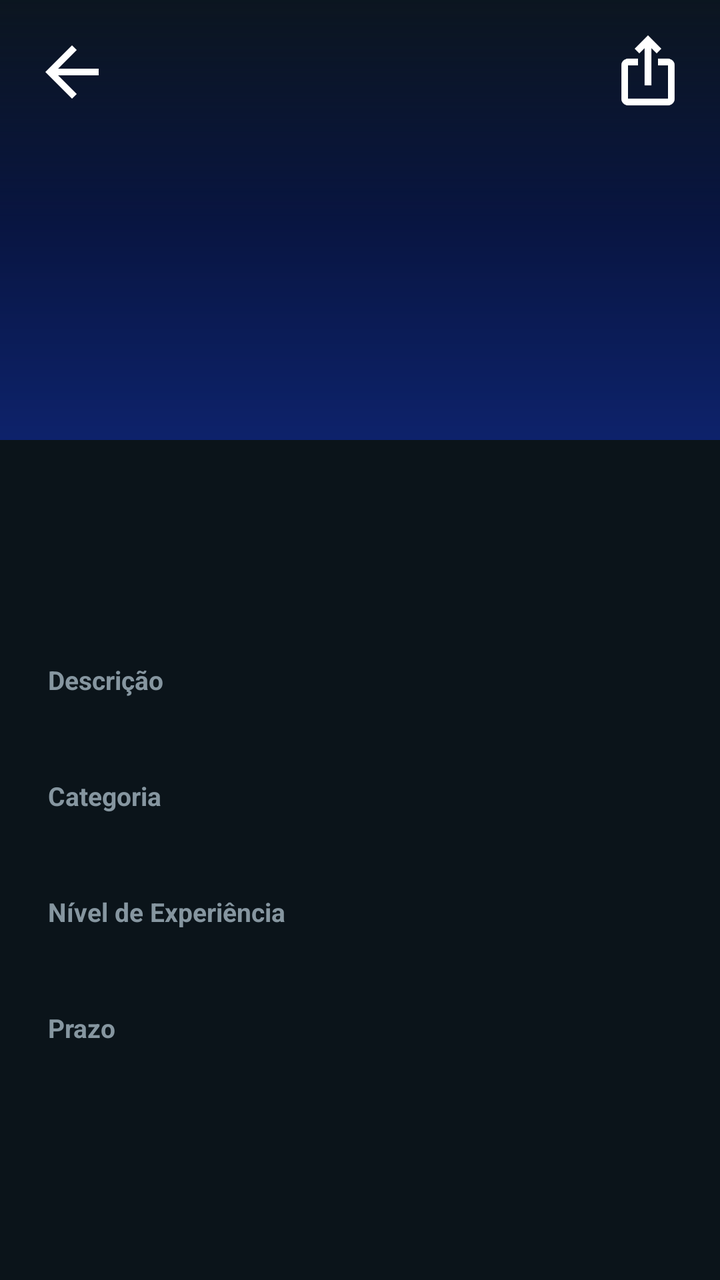
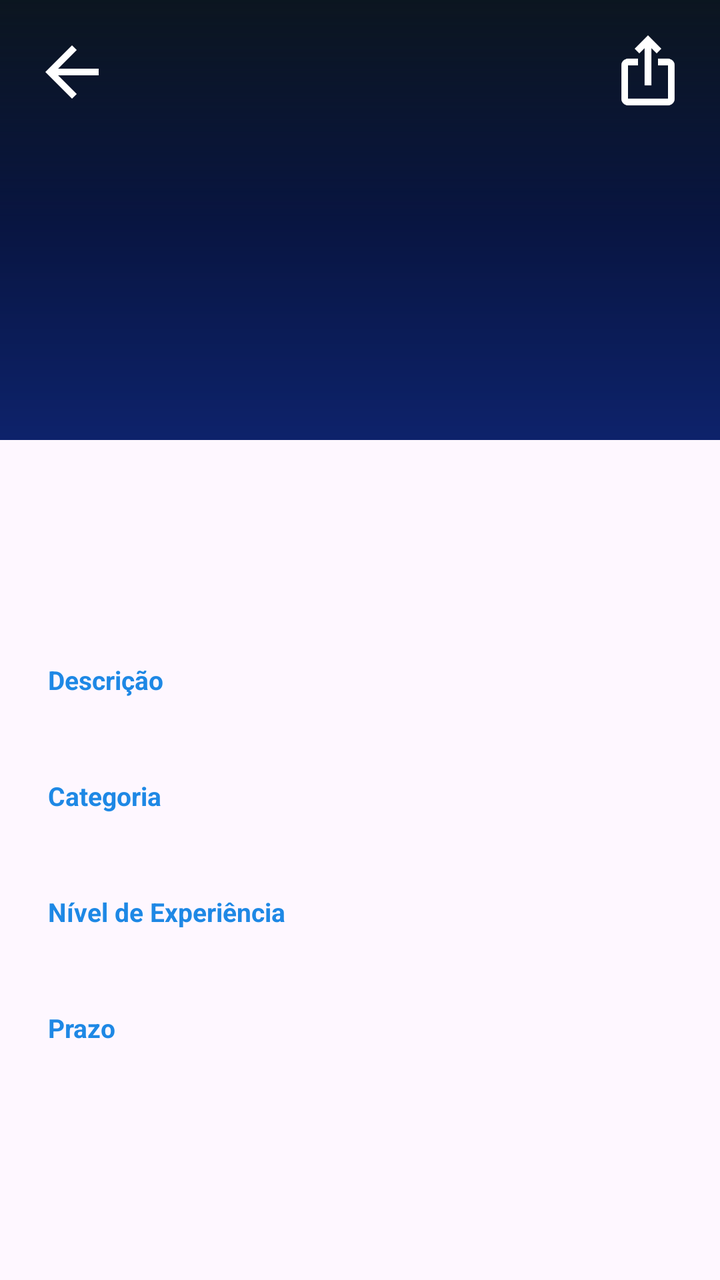

Screens rendered from an Android XML layout before and after an edit, with the pre-edit source and the edit as a unified diff.
<!-- AndroidManifest.xml: application theme Theme.PlataformaRemota -->
<!-- res/layout/activity_main2.xml -->
<?xml version="1.0" encoding="utf-8"?>
<LinearLayout xmlns:android="http://schemas.android.com/apk/res/android"
    xmlns:app="http://schemas.android.com/apk/res-auto"
    android:layout_width="match_parent"
    android:layout_height="match_parent"
    android:background="#0B141A"
    android:orientation="vertical">

    <FrameLayout
        android:layout_width="match_parent"
        android:layout_height="220dp">
        <ImageView
            android:id="@+id/imgBannerTrabalho"
            android:layout_width="match_parent"
            android:layout_height="match_parent"
            android:scaleType="centerCrop"
            android:background="#0D226B" />
        <View
            android:layout_width="match_parent"
            android:layout_height="match_parent"
            android:background="@drawable/bg_gradient_banner" />
        <ImageView
            android:id="@+id/btnVoltar"
            android:layout_width="40dp"
            android:layout_height="40dp"
            android:layout_margin="16dp"
            android:background="?attr/selectableItemBackgroundBorderless"
            android:src="@drawable/ic_arrow_back"
            app:tint="@color/white" />
        <ImageView
            android:id="@+id/btnCompartilhar"
            android:layout_width="40dp"
            android:layout_height="40dp"
            android:layout_gravity="end"
            android:layout_margin="16dp"
            android:background="?attr/selectableItemBackgroundBorderless"
            android:src="@drawable/ic_share"
            app:tint="@color/white" />
    </FrameLayout>

    <ScrollView
        android:layout_width="match_parent"
        android:layout_height="0dp"
        android:layout_weight="1"
        android:fillViewport="true">
        <LinearLayout
            android:layout_width="match_parent"
            android:layout_height="wrap_content"
            android:orientation="vertical"
            android:padding="24dp">
            <TextView
                android:id="@+id/txtCriador"
                android:layout_width="match_parent"
                android:layout_height="wrap_content"
                android:textColor="#B3FFFFFF"
                android:textSize="13sp" />
            <TextView
                android:id="@+id/txtTituloDetalhe"
                android:layout_width="match_parent"
                android:layout_height="wrap_content"
                android:layout_marginTop="8dp"
                android:textColor="#FFFFFF"
                android:textSize="28sp"
                android:textStyle="bold" />
            <TextView
                android:layout_width="wrap_content"
                android:layout_height="wrap_content"
                android:layout_marginTop="24dp"
                android:text="@string/trabalho_secao_descricao"
                android:textColor="#8696A0"
                android:textSize="13sp"
                android:textStyle="bold" />
            <TextView
                android:id="@+id/txtDescricaoDetalhe"
                android:layout_width="match_parent"
                android:layout_height="wrap_content"
                android:layout_marginTop="4dp"
                android:textColor="#E9EDEF"
                android:textSize="15sp" />
            <TextView
                android:layout_width="wrap_content"
                android:layout_height="wrap_content"
                android:layout_marginTop="16dp"
                android:text="@string/trabalho_secao_categoria"
                android:textColor="#8696A0"
                android:textSize="13sp"
                android:textStyle="bold" />
            <TextView
                android:id="@+id/txtCategoriaDetalhe"
                android:layout_width="match_parent"
                android:layout_height="wrap_content"
                android:layout_marginTop="4dp"
                android:textColor="#E9EDEF"
                android:textSize="15sp" />
            <TextView
                android:id="@+id/txtTipoContratoDetalhe"
                android:layout_width="wrap_content"
                android:layout_height="wrap_content"
                android:visibility="gone" />
            <TextView
                android:layout_width="wrap_content"
                android:layout_height="wrap_content"
                android:layout_marginTop="16dp"
                android:text="@string/trabalho_secao_nivel"
                android:textColor="#8696A0"
                android:textSize="13sp"
                android:textStyle="bold" />
            <TextView
                android:id="@+id/txtNivelDetalhe"
                android:layout_width="match_parent"
                android:layout_height="wrap_content"
                android:layout_marginTop="4dp"
                android:textColor="#E9EDEF"
                android:textSize="15sp" />
            <TextView
                android:layout_width="wrap_content"
                android:layout_height="wrap_content"
                android:layout_marginTop="16dp"
                android:text="@string/trabalho_secao_prazo"
                android:textColor="#8696A0"
                android:textSize="13sp"
                android:textStyle="bold" />
            <TextView
                android:id="@+id/txtPrazoDetalhe"
                android:layout_width="match_parent"
                android:layout_height="wrap_content"
                android:layout_marginTop="4dp"
                android:textColor="#E9EDEF"
                android:textSize="15sp" />
            <LinearLayout
                android:id="@+id/layoutBotoesCriador"
                android:layout_width="match_parent"
                android:layout_height="wrap_content"
                android:layout_marginTop="32dp"
                android:orientation="horizontal"
                android:weightSum="3"
                android:visibility="gone">
                <com.google.android.material.button.MaterialButton
                    android:id="@+id/btnExcluir"
                    android:layout_width="0dp"
                    android:layout_height="52dp"
                    android:layout_weight="1"
                    android:layout_marginEnd="4dp"
                    android:backgroundTint="#D32F2F"
                    android:text="@string/trabalho_btn_excluir"
                    android:textColor="#FFFFFF"
                    android:textSize="11sp"
                    app:cornerRadius="12dp" />
                <com.google.android.material.button.MaterialButton
                    android:id="@+id/btnEditar"
                    android:layout_width="0dp"
                    android:layout_height="52dp"
                    android:layout_weight="1"
                    android:layout_marginHorizontal="4dp"
                    android:backgroundTint="#0D226B"
                    android:text="@string/trabalho_btn_editar"
                    android:textColor="#FFFFFF"
                    android:textSize="11sp"
                    app:cornerRadius="12dp" />
                <FrameLayout
                    android:layout_width="0dp"
                    android:layout_height="52dp"
                    android:layout_weight="1"
                    android:layout_marginStart="4dp">
                    <com.google.android.material.button.MaterialButton
                        android:id="@+id/btnChat"
                        android:layout_width="match_parent"
                        android:layout_height="match_parent"
                        android:backgroundTint="#1E88E5"
                        android:text="@string/trabalho_btn_candidatos"
                        android:textColor="#FFFFFF"
                        android:textSize="11sp"
                        app:cornerRadius="12dp" />
                    <TextView
                        android:id="@+id/badgeCandidatos"
                        android:layout_width="wrap_content"
                        android:layout_height="20dp"
                        android:layout_gravity="top|end"
                        android:layout_marginTop="4dp"
                        android:layout_marginEnd="4dp"
                        android:background="@drawable/badge_background"
                        android:gravity="center"
                        android:paddingHorizontal="6dp"
                        android:textColor="#FFFFFF"
                        android:textSize="11sp"
                        android:textStyle="bold"
                        android:visibility="gone" />
                </FrameLayout>
            </LinearLayout>
            <com.google.android.material.button.MaterialButton
                android:id="@+id/btnCandidatar"
                android:layout_width="match_parent"
                android:layout_height="56dp"
                android:layout_marginTop="32dp"
                android:backgroundTint="#0D226B"
                android:text="@string/trabalho_btn_candidatar"
                android:textColor="#FFFFFF"
                android:textSize="15sp"
                android:visibility="gone"
                app:cornerRadius="28dp" />
        </LinearLayout>
    </ScrollView>
</LinearLayout>
<!-- resources referenced by this layout -->
<resources>
  <color name="white">#FFFFFFFF</color>
  <!-- drawable badge_background (drawable) -->
  <?xml version="1.0" encoding="utf-8"?>
  <shape xmlns:android="http://schemas.android.com/apk/res/android"
      android:shape="rectangle">
      <solid android:color="#F44336" />
      <corners android:radius="10dp" />
  </shape>
  <!-- drawable bg_gradient_banner (drawable) -->
  <?xml version="1.0" encoding="utf-8"?>
  <shape xmlns:android="http://schemas.android.com/apk/res/android">
      <gradient
          android:angle="90"
          android:startColor="#00000000"
          android:centerColor="#66000000"
          android:endColor="#EE0B141A"
          android:type="linear" />
  </shape>
  <!-- drawable ic_arrow_back (drawable) -->
  <vector xmlns:android="http://schemas.android.com/apk/res/android" android:autoMirrored="true" android:height="24dp" android:tint="#000000" android:viewportHeight="960" android:viewportWidth="960" android:width="24dp">
        
      <path android:fillColor="@android:color/white" android:pathData="M313,520L537,744L480,800L160,480L480,160L537,216L313,440L800,440L800,520L313,520Z"/>
      
  </vector>
  <!-- drawable ic_share (drawable) -->
  <vector xmlns:android="http://schemas.android.com/apk/res/android" android:height="24dp" android:tint="#000000" android:viewportHeight="960" android:viewportWidth="960" android:width="24dp">
        
      <path android:fillColor="@android:color/white" android:pathData="M240,880Q207,880 183.5,856.5Q160,833 160,800L160,400Q160,367 183.5,343.5Q207,320 240,320L360,320L360,400L240,400Q240,400 240,400Q240,400 240,400L240,800Q240,800 240,800Q240,800 240,800L720,800Q720,800 720,800Q720,800 720,800L720,400Q720,400 720,400Q720,400 720,400L600,400L600,320L720,320Q753,320 776.5,343.5Q800,367 800,400L800,800Q800,833 776.5,856.5Q753,880 720,880L240,880ZM440,640L440,193L376,257L320,200L480,40L640,200L584,257L520,193L520,640L440,640Z"/>
      
  </vector>
  <string name="trabalho_btn_candidatar">CADASTRAR-SE NO TRABALHO</string>
  <string name="trabalho_btn_candidatos">CANDIDATOS</string>
  <string name="trabalho_btn_editar">EDITAR</string>
  <string name="trabalho_btn_excluir">EXCLUIR</string>
  <string name="trabalho_secao_categoria">Categoria</string>
  <string name="trabalho_secao_descricao">Descrição</string>
  <string name="trabalho_secao_nivel">Nível de Experiência</string>
  <string name="trabalho_secao_prazo">Prazo</string>
  <style name="Theme.PlataformaRemota" parent="Base.Theme.PlataformaRemota" />
  <style name="Base.Theme.PlataformaRemota" parent="Theme.Material3.DayNight.NoActionBar">
          <item name="android:windowAnimationStyle">@style/ActivityAnimation</item>
          <item name="android:fontFamily">sans-serif</item>
          <item name="fontFamily">sans-serif</item>
      </style>
  <style name="ActivityAnimation" parent="@android:style/Animation.Activity">
          <item name="android:activityOpenEnterAnimation">@anim/slide_in_right</item>
          <item name="android:activityOpenExitAnimation">@anim/slide_out_left</item>
          <item name="android:activityCloseEnterAnimation">@anim/slide_in_left</item>
          <item name="android:activityCloseExitAnimation">@anim/slide_out_right</item>
      </style>
</resources>

<!-- the commit's change to res/layout/activity_main2.xml (unified diff, before → after) -->
@@ -3,9 +3,9 @@
     xmlns:app="http://schemas.android.com/apk/res-auto"
     android:layout_width="match_parent"
     android:layout_height="match_parent"
-    android:background="#0B141A"
     android:orientation="vertical">
 
+    
     <FrameLayout
         android:layout_width="match_parent"
         android:layout_height="220dp">
@@ -26,7 +26,7 @@
             android:layout_margin="16dp"
             android:background="?attr/selectableItemBackgroundBorderless"
             android:src="@drawable/ic_arrow_back"
-            app:tint="@color/white" />
+            app:tint="#FFFFFF" /> 
         <ImageView
             android:id="@+id/btnCompartilhar"
             android:layout_width="40dp"
@@ -35,7 +35,7 @@
             android:layout_margin="16dp"
             android:background="?attr/selectableItemBackgroundBorderless"
             android:src="@drawable/ic_share"
-            app:tint="@color/white" />
+            app:tint="#FFFFFF" /> 
     </FrameLayout>
 
     <ScrollView
@@ -43,31 +43,34 @@
         android:layout_height="0dp"
         android:layout_weight="1"
         android:fillViewport="true">
+
         <LinearLayout
             android:layout_width="match_parent"
             android:layout_height="wrap_content"
             android:orientation="vertical"
             android:padding="24dp">
+
             <TextView
                 android:id="@+id/txtCriador"
                 android:layout_width="match_parent"
                 android:layout_height="wrap_content"
-                android:textColor="#B3FFFFFF"
                 android:textSize="13sp" />
+
             <TextView
                 android:id="@+id/txtTituloDetalhe"
                 android:layout_width="match_parent"
                 android:layout_height="wrap_content"
                 android:layout_marginTop="8dp"
-                android:textColor="#FFFFFF"
                 android:textSize="28sp"
                 android:textStyle="bold" />
+
+            
             <TextView
                 android:layout_width="wrap_content"
                 android:layout_height="wrap_content"
                 android:layout_marginTop="24dp"
                 android:text="@string/trabalho_secao_descricao"
-                android:textColor="#8696A0"
+                android:textColor="#1E88E5"
                 android:textSize="13sp"
                 android:textStyle="bold" />
             <TextView
@@ -75,14 +78,14 @@
                 android:layout_width="match_parent"
                 android:layout_height="wrap_content"
                 android:layout_marginTop="4dp"
-                android:textColor="#E9EDEF"
-                android:textSize="15sp" />
+                android:textSize="15sp" />
+
             <TextView
                 android:layout_width="wrap_content"
                 android:layout_height="wrap_content"
                 android:layout_marginTop="16dp"
                 android:text="@string/trabalho_secao_categoria"
-                android:textColor="#8696A0"
+                android:textColor="#1E88E5"
                 android:textSize="13sp"
                 android:textStyle="bold" />
             <TextView
@@ -90,19 +93,20 @@
                 android:layout_width="match_parent"
                 android:layout_height="wrap_content"
                 android:layout_marginTop="4dp"
-                android:textColor="#E9EDEF"
-                android:textSize="15sp" />
+                android:textSize="15sp" />
+
             <TextView
                 android:id="@+id/txtTipoContratoDetalhe"
                 android:layout_width="wrap_content"
                 android:layout_height="wrap_content"
                 android:visibility="gone" />
+
             <TextView
                 android:layout_width="wrap_content"
                 android:layout_height="wrap_content"
                 android:layout_marginTop="16dp"
                 android:text="@string/trabalho_secao_nivel"
-                android:textColor="#8696A0"
+                android:textColor="#1E88E5"
                 android:textSize="13sp"
                 android:textStyle="bold" />
             <TextView
@@ -110,14 +114,14 @@
                 android:layout_width="match_parent"
                 android:layout_height="wrap_content"
                 android:layout_marginTop="4dp"
-                android:textColor="#E9EDEF"
-                android:textSize="15sp" />
+                android:textSize="15sp" />
+
             <TextView
                 android:layout_width="wrap_content"
                 android:layout_height="wrap_content"
                 android:layout_marginTop="16dp"
                 android:text="@string/trabalho_secao_prazo"
-                android:textColor="#8696A0"
+                android:textColor="#1E88E5"
                 android:textSize="13sp"
                 android:textStyle="bold" />
             <TextView
@@ -125,8 +129,8 @@
                 android:layout_width="match_parent"
                 android:layout_height="wrap_content"
                 android:layout_marginTop="4dp"
-                android:textColor="#E9EDEF"
-                android:textSize="15sp" />
+                android:textSize="15sp" />
+
             <LinearLayout
                 android:id="@+id/layoutBotoesCriador"
                 android:layout_width="match_parent"
@@ -135,6 +139,7 @@
                 android:orientation="horizontal"
                 android:weightSum="3"
                 android:visibility="gone">
+                
                 <com.google.android.material.button.MaterialButton
                     android:id="@+id/btnExcluir"
                     android:layout_width="0dp"
@@ -187,6 +192,7 @@
                         android:visibility="gone" />
                 </FrameLayout>
             </LinearLayout>
+
             <com.google.android.material.button.MaterialButton
                 android:id="@+id/btnCandidatar"
                 android:layout_width="match_parent"
<!-- resource entries referenced after the edit -->
@@ -1,6 +1,5 @@
 <!-- resources referenced by this layout -->
 <resources>
-  <color name="white">#FFFFFFFF</color>
   <!-- drawable badge_background (drawable) -->
   <?xml version="1.0" encoding="utf-8"?>
   <shape xmlns:android="http://schemas.android.com/apk/res/android"
